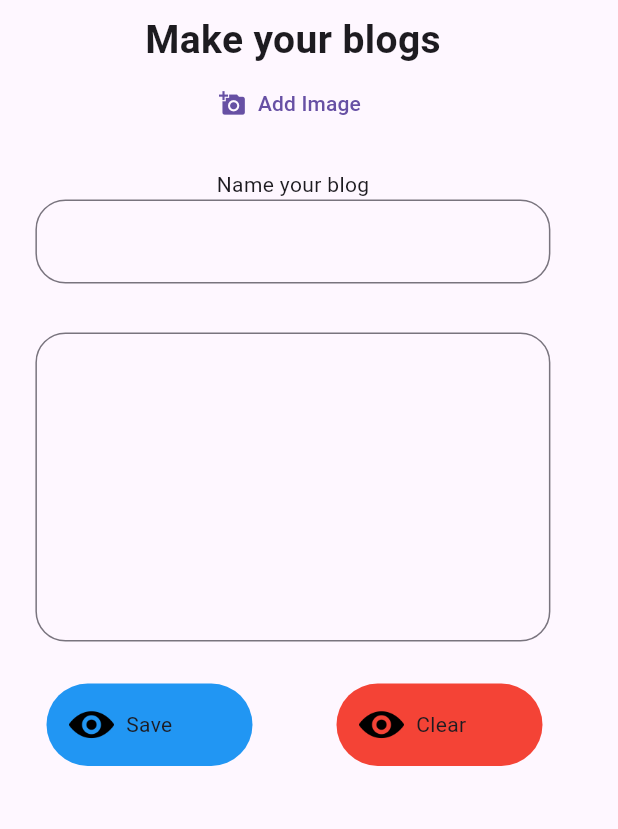
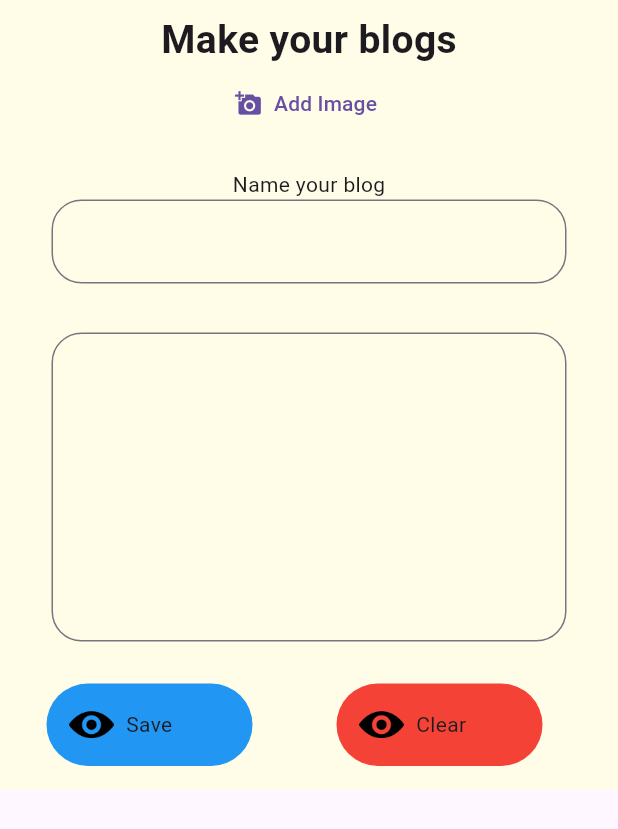
Before and after one commit to Aneeshsaju49AK/Travel_App_Andorid_TripMapp_Flutter, a Flutter app: the BlogsScreenWidget screen opened directly, after a tap on the "add" icon, on a phone screen of 412 x 824 dp. Shown: the top 829 px of the screen. Run offline on Flutter 3.47's test engine with Material 3 defaults, Android fonts, the phone set to English and light mode, and no system bars; our stand-ins replace carousel_slider, dots_indicator, geocoding, geolocator, google_fonts, hive and 4 more; accounts and stored records are empty; Roboto replaces fonts that are missing (Abel).

Commit message:
modified the database and blogs screen
in blog db i changed the delete method  and removed the unwanted colors and added if list is empty situation and also deleted the pubyaml the icons folder

```diff
--- a/tripmakerflutterapp/lib/view/screens/user_Screen/blogs_Screen.dart
+++ b/tripmakerflutterapp/lib/view/screens/user_Screen/blogs_Screen.dart
@@ -44,13 +44,21 @@ class BlogsScreenWidget extends StatelessWidget {
                 const SizedBox(
                   height: 40,
                 ),
-                Container(
+                SizedBox(
                   width: width / 1,
                   height: height / 1.3,
-                  color: Colors.amber,
                   child: ValueListenableBuilder(
                     valueListenable: BlogDB.instance.blogsallNotifier,
                     builder: (context, valueList, _) {
+                      if (valueList.isEmpty) {
+                        return Center(
+                          child: Text(
+                            "No blogs is created",
+                            style: GoogleFonts.abel(
+                                fontSize: 20, fontWeight: FontWeight.w500),
+                          ),
+                        );
+                      }
                       print("the values on ${valueList.length}");
                       return ListView.builder(
                         itemCount: valueList.length,
@@ -99,7 +107,7 @@ class BlogsScreenWidget extends StatelessWidget {
                                     child: IconButton(
                                       onPressed: () {
                                         BlogDB.instance
-                                            .deletePlaces(index)
+                                            .deletePlaces(place.id)
                                             .then((value) async {
                                           await BlogDB.instance
                                               .reFreshUIBlogs();
@@ -134,17 +142,25 @@ class BlogsScreenWidget extends StatelessWidget {
           //     return PopupScreen();
           //   },
           // );
-          Navigator.push(context, MaterialPageRoute(
+          Navigator.push(
+            context,
+            MaterialPageRoute(
               builder: (context) {
-              return const Scaffold(
+                return Scaffold(
                   body: SafeArea(
+                    child: Container(
+                      color: Colors.yellow[50],
                       child: PopupScreen(),
+                    ),
                   ),
                 );
               },
-          )).then((value) async {
+            ),
+          ).then(
+            (value) async {
               await BlogDB.instance.reFreshUIBlogs();
-          });
+            },
+          );
         },
         child: const Icon(
           Icons.add,
@@ -217,7 +233,7 @@ class _PopupScreenState extends State<PopupScreen> {
       child: Padding(
         padding: const EdgeInsets.all(8.0),
         child: SizedBox(
-          width: width / 1.1,
+          width: width / 1,
           child: Form(
             key: _formKey,
             child: Column(
--- a/tripmakerflutterapp/pubspec.yaml
+++ b/tripmakerflutterapp/pubspec.yaml
@@ -76,7 +76,6 @@ flutter:
   # To add assets to your application, add an assets section, like this:
   assets:
     - asset/imges/
-    - asset/icons/
     - asset/imges/categies_img/
     - asset/imges/navigation_img/
 
```
Also changed, not shown: tripmakerflutterapp/lib/controller/blog_model/blog_model_controller.dart (+9 -4 lines). Lines whose indentation alone changed are shown as unchanged.
